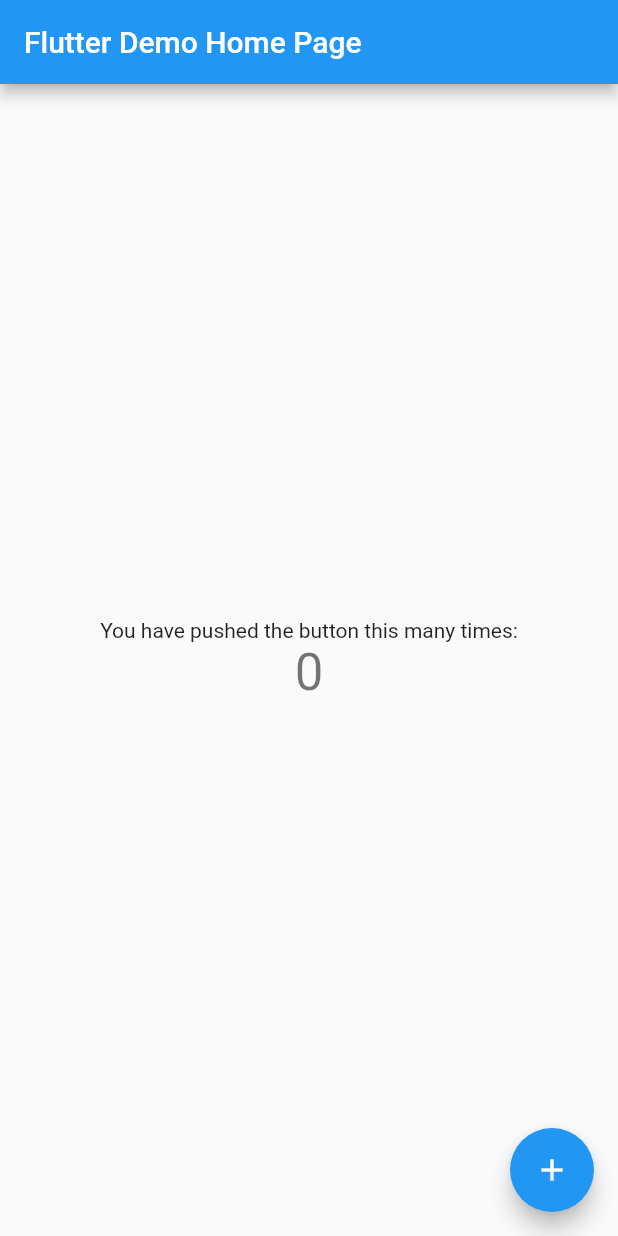
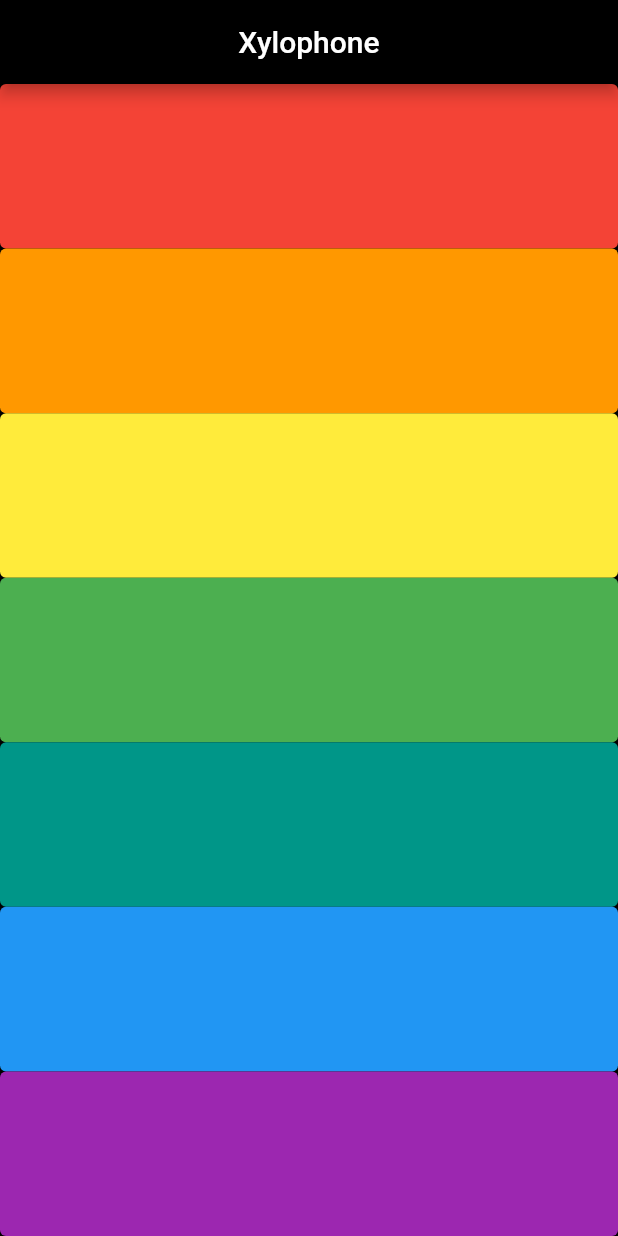
Before and after one commit to AritraPal147/Xylophone, a Flutter app: the screen it shows after launch, on a phone screen of 412 x 824 dp. Run offline on Flutter 3.47's test engine with Material 2 defaults, Android fonts, the light colour scheme and no system bars; our stand-ins replace audioplayers.

Commit message:
completed app

```diff
--- a/lib/main.dart
+++ b/lib/main.dart
@@ -1,115 +1,57 @@
+import 'package:audioplayers/audioplayers.dart';
 import 'package:flutter/material.dart';
 
 void main() {
-  runApp(const MyApp());
+  return runApp(
+    MaterialApp(
+      home: Scaffold(
+        backgroundColor: Colors.black,
+        appBar: AppBar(
+          backgroundColor: Colors.black,
+          title: const Center(child: Text('Xylophone')),
+        ),
+        body: const XylophoneApp(),
+      ),
+    ),
+  );
 }
 
-class MyApp extends StatelessWidget {
-  const MyApp({super.key});
 
-  // This widget is the root of your application.
-  @override
-  Widget build(BuildContext context) {
-    return MaterialApp(
-      title: 'Flutter Demo',
-      theme: ThemeData(
-        // This is the theme of your application.
-        //
-        // Try running your application with "flutter run". You'll see the
-        // application has a blue toolbar. Then, without quitting the app, try
-        // changing the primarySwatch below to Colors.green and then invoke
-        // "hot reload" (press "r" in the console where you ran "flutter run",
-        // or simply save your changes to "hot reload" in a Flutter IDE).
-        // Notice that the counter didn't reset back to zero; the application
-        // is not restarted.
-        primarySwatch: Colors.blue,
+class XylophoneApp extends StatelessWidget {
+  const XylophoneApp({super.key});
+
+  void setSound(int keyNumber) async{
+    final player = AudioPlayer();
+    await player.play(AssetSource('note$keyNumber.wav'));
+  }
+
+  Expanded buildKey({required Color color, required int soundNumber}){
+    return Expanded(
+      child: TextButton(
+        onPressed: () {
+          setSound(soundNumber);
+        },
+        style: ButtonStyle(
+          backgroundColor: MaterialStateProperty.all(color),
+        ),
+        child: const Text(''),
       ),
-      home: const MyHomePage(title: 'Flutter Demo Home Page'),
     );
-  }
-}
-
-class MyHomePage extends StatefulWidget {
-  const MyHomePage({super.key, required this.title});
-
-  // This widget is the home page of your application. It is stateful, meaning
-  // that it has a State object (defined below) that contains fields that affect
-  // how it looks.
-
-  // This class is the configuration for the state. It holds the values (in this
-  // case the title) provided by the parent (in this case the App widget) and
-  // used by the build method of the State. Fields in a Widget subclass are
-  // always marked "final".
-
-  final String title;
-
-  @override
-  State<MyHomePage> createState() => _MyHomePageState();
-}
-
-class _MyHomePageState extends State<MyHomePage> {
-  int _counter = 0;
-
-  void _incrementCounter() {
-    setState(() {
-      // This call to setState tells the Flutter framework that something has
-      // changed in this State, which causes it to rerun the build method below
-      // so that the display can reflect the updated values. If we changed
-      // _counter without calling setState(), then the build method would not be
-      // called again, and so nothing would appear to happen.
-      _counter++;
-    });
   }
 
   @override
   Widget build(BuildContext context) {
-    // This method is rerun every time setState is called, for instance as done
-    // by the _incrementCounter method above.
-    //
-    // The Flutter framework has been optimized to make rerunning build methods
-    // fast, so that you can just rebuild anything that needs updating rather
-    // than having to individually change instances of widgets.
-    return Scaffold(
-      appBar: AppBar(
-        // Here we take the value from the MyHomePage object that was created by
-        // the App.build method, and use it to set our appbar title.
-        title: Text(widget.title),
-      ),
-      body: Center(
-        // Center is a layout widget. It takes a single child and positions it
-        // in the middle of the parent.
-        child: Column(
-          // Column is also a layout widget. It takes a list of children and
-          // arranges them vertically. By default, it sizes itself to fit its
-          // children horizontally, and tries to be as tall as its parent.
-          //
-          // Invoke "debug painting" (press "p" in the console, choose the
-          // "Toggle Debug Paint" action from the Flutter Inspector in Android
-          // Studio, or the "Toggle Debug Paint" command in Visual Studio Code)
-          // to see the wireframe for each widget.
-          //
-          // Column has various properties to control how it sizes itself and
-          // how it positions its children. Here we use mainAxisAlignment to
-          // center the children vertically; the main axis here is the vertical
-          // axis because Columns are vertical (the cross axis would be
-          // horizontal).
-          mainAxisAlignment: MainAxisAlignment.center,
-          children: <Widget>[
-            const Text(
-              'You have pushed the button this many times:',
-            ),
-            Text(
-              '$_counter',
-              style: Theme.of(context).textTheme.headline4,
-            ),
-          ],
-        ),
-      ),
-      floatingActionButton: FloatingActionButton(
-        onPressed: _incrementCounter,
-        tooltip: 'Increment',
-        child: const Icon(Icons.add),
-      ), // This trailing comma makes auto-formatting nicer for build methods.
+    return Column(
+      crossAxisAlignment: CrossAxisAlignment.stretch,
+      children: [
+        buildKey(color: Colors.red, soundNumber: 1),
+        buildKey(color: Colors.orange, soundNumber: 2),
+        buildKey(color: Colors.yellow, soundNumber: 3),
+        buildKey(color: Colors.green, soundNumber: 4),
+        buildKey(color: Colors.teal, soundNumber: 5),
+        buildKey(color: Colors.blue, soundNumber: 6),
+        buildKey(color: Colors.purple, soundNumber: 7),
+      ],
     );
   }
 }
```
Also changed, not shown: pubspec.yaml (+3 -67 lines), pubspec.lock, 2 other files.
